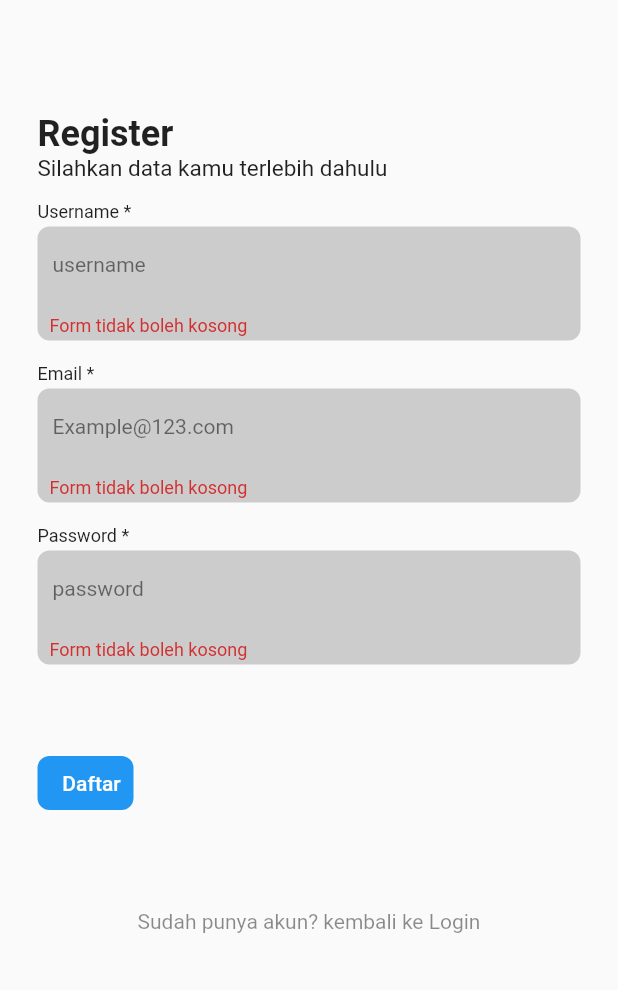
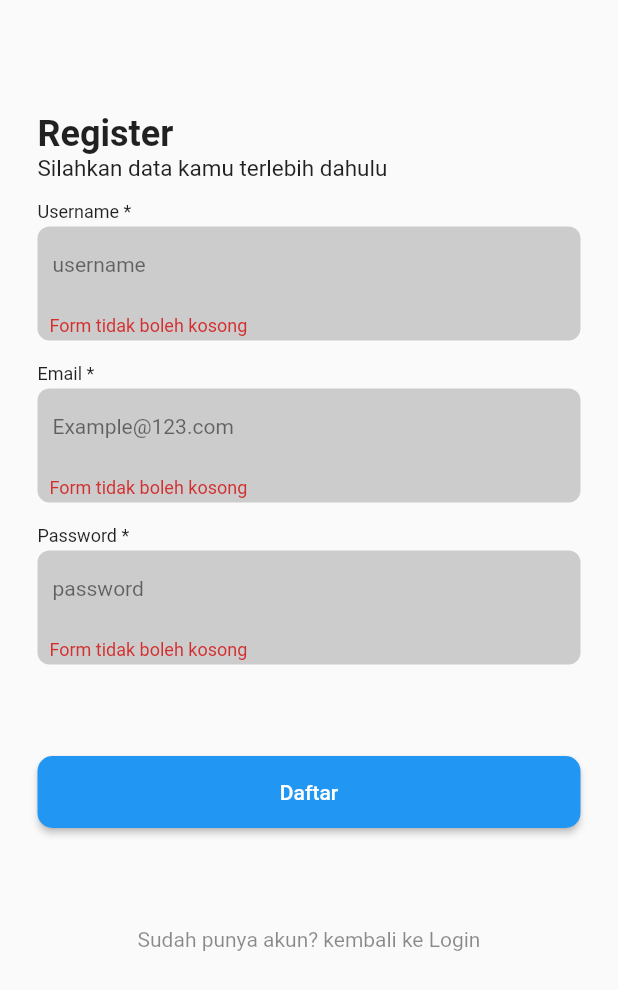
Before and after one commit to muhalifalgibran/testmajoo, a Flutter app: the RegisterPage screen opened directly, after a tap on "Daftar", on a phone screen of 412 x 824 dp. Shown: the top 990 px of the screen. Run offline on Flutter 3.47's test engine with Material 2 defaults, Android fonts, the phone set to English and light mode, and no system bars; our stand-ins replace bloc, dio, equatable, flutter_bloc, pretty_dio_logger, shared_preferences and 1 more; accounts and stored records are empty.

```diff
--- a/lib/bloc/auth_bloc/auth_bloc_cubit.dart
+++ b/lib/bloc/auth_bloc/auth_bloc_cubit.dart
@@ -40,7 +40,6 @@ class AuthBlocCubit extends Cubit<AuthBlocState> {
         String data = user.toJson().toString();
         sharedPreferences.setString("user_value", data);
         emit(AuthBlocLoggedInState());
-        print('this');
         return;
       }
     }
--- a/lib/common/widget/text_form_field.dart
+++ b/lib/common/widget/text_form_field.dart
@@ -9,7 +9,7 @@ class CustomTextFormField extends CustomFormField<String> {
     String? label,
     String? title,
     String? hint,
-    TextController? controller,
+    required TextEditingController controller,
     BuildContext? context,
     bool enabled = true,
     bool mandatory = true,
@@ -60,7 +60,7 @@ class TextController extends CustomFormFieldController<String> {
 
 class _CustomTextForm extends StatefulWidget {
   final FormFieldState<String>? state;
-  final TextController? controller;
+  final TextEditingController? controller;
   final double? padding;
   final String? label;
   final String? hint;
@@ -145,9 +145,8 @@ class _CustomTextFormState extends State<_CustomTextForm> {
                   SizedBox(height: 3),
                   Stack(
                     children: <Widget>[
-                      if (widget.controller?.textController == null ||
-                          widget.controller?.textController.text.isEmpty ==
-                              true)
+                      if (widget.controller == null ||
+                          widget.controller?.text.isEmpty == true)
                         Positioned(
                             top: _label != null
                                 ? 17
@@ -177,7 +176,7 @@ class _CustomTextFormState extends State<_CustomTextForm> {
                           focusNode: _focusNode,
                           textAlignVertical:
                               _label == null ? TextAlignVertical.center : null,
-                          controller: widget.controller?.textController,
+                          controller: widget.controller,
                           decoration: defaultInputDecoration.copyWith(
                               border: InputBorder.none,
                               focusedBorder: InputBorder.none,
@@ -194,8 +193,7 @@ class _CustomTextFormState extends State<_CustomTextForm> {
                                       IconButton(
                                         icon: const Icon(Icons.cancel),
                                         onPressed: () {
-                                          widget.controller?.textController
-                                              .clear();
+                                          widget.controller?.text = '';
                                         },
                                       )
                                   : null),
--- a/lib/presentation/login/register_page.dart
+++ b/lib/presentation/login/register_page.dart
@@ -7,6 +7,7 @@ import 'package:majootestcase/common/widget/text_form_field.dart';
 import 'package:majootestcase/data/models/user.dart';
 import 'package:majootestcase/presentation/extra/loading.dart';
 import 'package:majootestcase/presentation/home_bloc/home_bloc_screen.dart';
+import 'package:majootestcase/utils/app_style.dart';
 
 class RegisterPage extends StatefulWidget {
   @override
@@ -14,9 +15,9 @@ class RegisterPage extends StatefulWidget {
 }
 
 class _RegisterState extends State<RegisterPage> {
-  final _emailController = TextController(initialValue: '');
-  final _usernameController = TextController(initialValue: '');
-  final _passwordController = TextController(initialValue: '');
+  final _emailController = TextEditingController();
+  final _usernameController = TextEditingController();
+  final _passwordController = TextEditingController();
   GlobalKey<FormState> formKey = new GlobalKey<FormState>();
   AuthBlocCubit authBlocCubit = AuthBlocCubit();
 
@@ -81,10 +82,16 @@ class _RegisterState extends State<RegisterPage> {
                     SizedBox(
                       height: 50,
                     ),
-                    CustomButton(
-                      text: 'Daftar',
-                      onPressed: () => handleRegister(context),
-                      height: 100,
+                    ConstrainedBox(
+                      constraints: const BoxConstraints.tightFor(
+                          width: double.infinity, height: 48),
+                      child: ElevatedButton(
+                        style: AppStyleWidget.btnOn(context),
+                        onPressed: () => handleRegister(context),
+                        child: Text(
+                          'Daftar',
+                        ),
+                      ),
                     ),
                     SizedBox(
                       height: 50,
@@ -173,13 +180,13 @@ class _RegisterState extends State<RegisterPage> {
   }
 
   void handleRegister(context) async {
-    final _email = _emailController.value;
-    final _password = _passwordController.value;
-    final _username = _usernameController.value;
-    if (formKey.currentState?.validate() == true &&
-        _email != null &&
-        _password != null &&
-        _username != null) {
+    final _email = _emailController.text;
+    final _password = _passwordController.text;
+    final _username = _usernameController.text;
+    if (formKey.currentState?.validate() == false &&
+        _email != '' &&
+        _password != '' &&
+        _username != '') {
       User user = User(email: _email, password: _password, userName: _username);
       BlocProvider.of<AuthBlocCubit>(context).addUser(user);
     }
--- /dev/null
+++ b/lib/utils/app_style.dart
@@ -0,0 +1,19 @@
+import 'package:flutter/material.dart';
+
+class AppStyleWidget {
+  static ButtonStyle btnOn(context) => ButtonStyle(
+      backgroundColor: MaterialStateProperty.resolveWith<Color>(
+        (Set<MaterialState> states) {
+          if (states.contains(MaterialState.pressed)) {
+            return Theme.of(context).colorScheme.primary.withOpacity(0.5);
+          } else if (states.contains(MaterialState.disabled)) {
+            return Colors.grey;
+          }
+          return Colors.blue;
+        },
+      ),
+      shape: MaterialStateProperty.all<RoundedRectangleBorder>(
+          RoundedRectangleBorder(
+        borderRadius: BorderRadius.circular(10.0),
+      )));
+}
--- a/pubspec.yaml
+++ b/pubspec.yaml
@@ -29,8 +29,8 @@ dependencies:
   # Use with the CupertinoIcons class for iOS style icons.
   cupertino_icons: ^1.0.0
   dio: ^4.0.4
-  sqflite: ^1.3.2
-  equatable: ^1.2.3
+  sqflite: ^2.0.2
+  equatable: ^2.0.3
   flutter_screenutil: "3.1.1"
   flutter_bloc: ^8.0.1
   shared_preferences: ^2.0.12
```
Also changed, not shown: lib/presentation/login/login_page.dart (+19 -13 lines), pubspec.lock.
